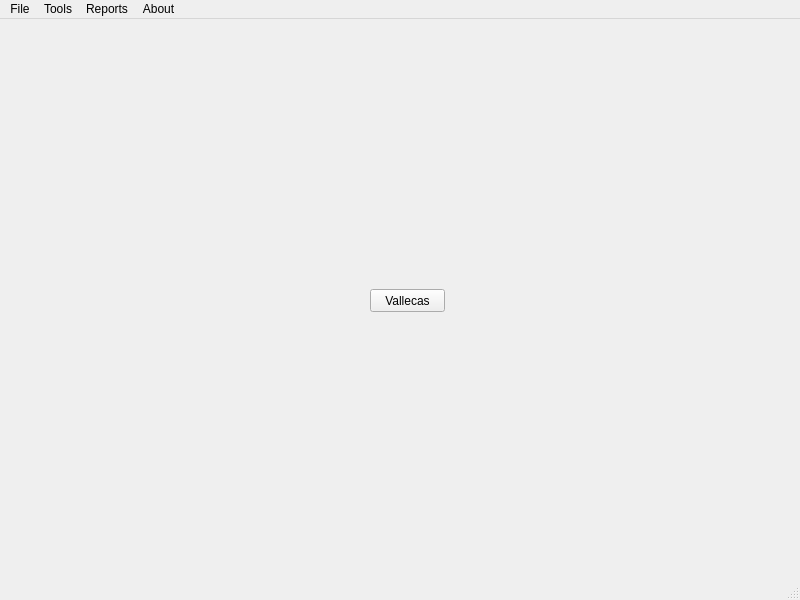
First picture: the form in templates/window.ui, repository MMSS99/DI_Proyecto, before the edit.
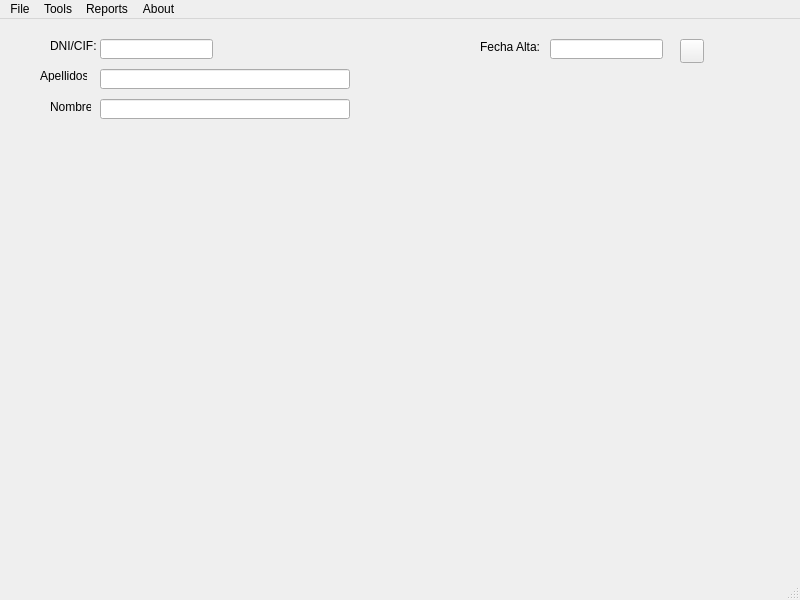
Second picture: the form after the edit. Icons and pictures are not drawn.

Commit message: feat(main): add calendar icon/button

What changed in the file:
```diff
--- a/templates/window.ui
+++ b/templates/window.ui
@@ -14,17 +14,149 @@
    <string>Megaturboempresa Teis</string>
   </property>
   <widget class="QWidget" name="centralwidget">
-   <widget class="QPushButton" name="btn_Vallecas">
+   <widget class="QLabel" name="lbl_dnicif">
     <property name="geometry">
      <rect>
-      <x>370</x>
-      <y>270</y>
-      <width>75</width>
-      <height>23</height>
+      <x>50</x>
+      <y>20</y>
+      <width>47</width>
+      <height>13</height>
      </rect>
     </property>
     <property name="text">
-     <string>Vallecas</string>
+     <string>DNI/CIF:</string>
+    </property>
+   </widget>
+   <widget class="QLineEdit" name="txt_dnicif">
+    <property name="geometry">
+     <rect>
+      <x>100</x>
+      <y>20</y>
+      <width>113</width>
+      <height>20</height>
+     </rect>
+    </property>
+   </widget>
+   <widget class="QLabel" name="lbl_nombre">
+    <property name="geometry">
+     <rect>
+      <x>50</x>
+      <y>80</y>
+      <width>41</width>
+      <height>16</height>
+     </rect>
+    </property>
+    <property name="text">
+     <string>Nombre:</string>
+    </property>
+   </widget>
+   <widget class="QLabel" name="lbl_apellidos">
+    <property name="geometry">
+     <rect>
+      <x>40</x>
+      <y>50</y>
+      <width>47</width>
+      <height>13</height>
+     </rect>
+    </property>
+    <property name="text">
+     <string>Apellidos:</string>
+    </property>
+   </widget>
+   <widget class="QLabel" name="lbl_fechaalta">
+    <property name="geometry">
+     <rect>
+      <x>480</x>
+      <y>20</y>
+      <width>61</width>
+      <height>16</height>
+     </rect>
+    </property>
+    <property name="text">
+     <string>Fecha Alta:</string>
+    </property>
+   </widget>
+   <widget class="QLineEdit" name="txt_nombre">
+    <property name="geometry">
+     <rect>
+      <x>100</x>
+      <y>80</y>
+      <width>250</width>
+      <height>20</height>
+     </rect>
+    </property>
+    <property name="minimumSize">
+     <size>
+      <width>250</width>
+      <height>0</height>
+     </size>
+    </property>
+   </widget>
+   <widget class="QLineEdit" name="txt_apellidos">
+    <property name="geometry">
+     <rect>
+      <x>100</x>
+      <y>50</y>
+      <width>250</width>
+      <height>20</height>
+     </rect>
+    </property>
+    <property name="minimumSize">
+     <size>
+      <width>250</width>
+      <height>0</height>
+     </size>
+    </property>
+   </widget>
+   <widget class="QLineEdit" name="txt_fechaalta">
+    <property name="geometry">
+     <rect>
+      <x>550</x>
+      <y>20</y>
+      <width>113</width>
+      <height>20</height>
+     </rect>
+    </property>
+    <property name="text">
+     <string/>
+    </property>
+    <property name="alignment">
+     <set>Qt::AlignCenter</set>
+    </property>
+   </widget>
+   <widget class="QPushButton" name="btn_calendario">
+    <property name="geometry">
+     <rect>
+      <x>680</x>
+      <y>20</y>
+      <width>24</width>
+      <height>24</height>
+     </rect>
+    </property>
+    <property name="minimumSize">
+     <size>
+      <width>24</width>
+      <height>24</height>
+     </size>
+    </property>
+    <property name="maximumSize">
+     <size>
+      <width>24</width>
+      <height>24</height>
+     </size>
+    </property>
+    <property name="text">
+     <string/>
+    </property>
+    <property name="icon">
+     <iconset>
+      <normaloff>../img/calendar.png</normaloff>../img/calendar.png</iconset>
+    </property>
+    <property name="iconSize">
+     <size>
+      <width>32</width>
+      <height>32</height>
+     </size>
     </property>
    </widget>
   </widget>
```
Left out of the diff: 7 changed lines with no effect on the pictures. The commit also changes 2 other files.
